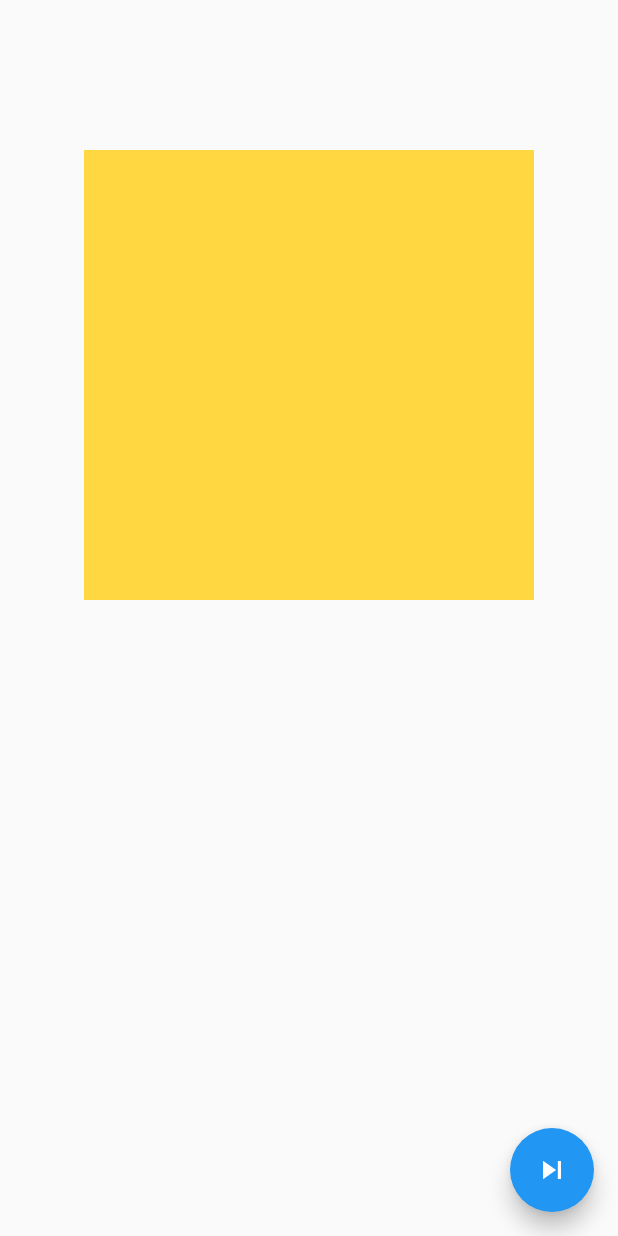
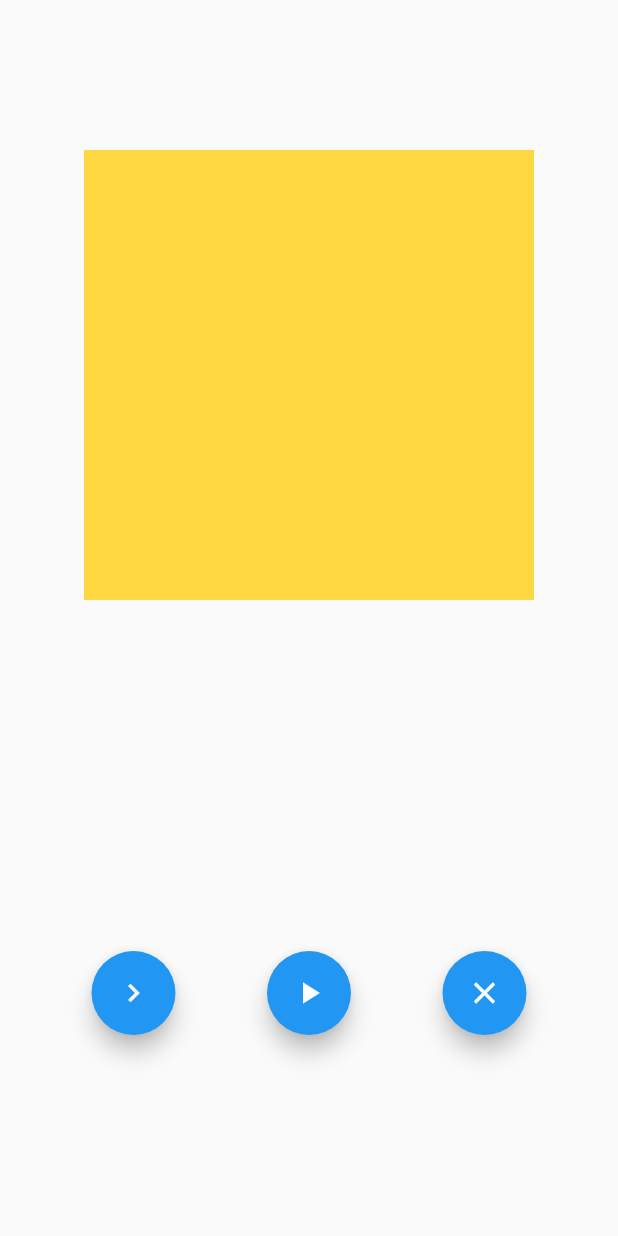
Before and after one commit to drinkthestars/flip-book, a Flutter app: the screen it shows after launch, on a phone screen of 412 x 824 dp. Run offline on Flutter 3.47's test engine with Material 2 defaults, Android fonts, the phone set to English and light mode, and no system bars.

Commit message:
Added row of control buttons to navigate frames, play, and clear

```diff
--- a/draw_flip_book/lib/main.dart
+++ b/draw_flip_book/lib/main.dart
@@ -65,7 +65,7 @@ class _FlipBookPageState extends State<FlipBookPage> {
   List<Offset> points3 = List();
 
   // TODO: Generalize/Scale
-  // For accessing the RenderBos of each frame
+  // For accessing the RenderBox of each frame
   GlobalKey key3 = GlobalKey();
   GlobalKey key2 = GlobalKey();
   GlobalKey key1 = GlobalKey();
@@ -79,9 +79,70 @@ class _FlipBookPageState extends State<FlipBookPage> {
     // fast, so that you can just rebuild anything that needs updating rather
     // than having to individually change instances of widgets.
     return new Scaffold(
-      body: buildGestureDetector(
+      body: _buildGestureDetector(
         context,
-        Stack(
+        Container(
+          child: Column(
+            mainAxisSize: MainAxisSize.min,
+            children: <Widget>[
+              Container(
+                height: 500,
+                child: _framesStack(context),
+              ),
+              Expanded(
+                child: Container(child: _buttonRow()),
+              )
+            ],
+          ),
+        ),
+      ),
+    );
+  }
+
+  Row _buttonRow() {
+    return Row(
+      mainAxisSize: MainAxisSize.max,
+      mainAxisAlignment: MainAxisAlignment.spaceEvenly,
+      children: <Widget>[
+        Container(
+          child: FloatingActionButton(
+            onPressed: () {
+              setState(() {
+                _toggleFramesVisibility();
+              });
+            },
+            child: Icon(Icons.navigate_next),
+          ),
+        ),
+        Container(
+          child: FloatingActionButton(
+            onPressed: () {
+              setState(() {
+                // TODO: loop all the frames in sequence
+              });
+            },
+            child: Icon(Icons.play_arrow),
+          ),
+        ),
+        Container(
+          child: FloatingActionButton(
+            onPressed: () {
+              setState(() {
+                _clear();
+                currentFrame = 3;
+                _isVisible3 = true;
+                _replayFrames = false;
+              });
+            },
+            child: Icon(Icons.clear),
+          ),
+        ),
+      ],
+    );
+  }
+
+  Stack _framesStack(BuildContext context) {
+    return Stack(
       alignment: Alignment.center,
       children: <Widget>[
         // TODO: Generalize/Scale
@@ -91,19 +152,10 @@ class _FlipBookPageState extends State<FlipBookPage> {
         _buildPositionedFrame(
             context, key3, points3, _isVisible3, Colors.amberAccent),
       ],
-        ),
-      ),
-      floatingActionButton: FloatingActionButton(
-          onPressed: () {
-            setState(() {
-              _toggleFramesVisibility();
-            });
-          },
-          child: Icon(Icons.skip_next)),
     );
   }
 
-  GestureDetector buildGestureDetector(BuildContext context, Widget child) {
+  GestureDetector _buildGestureDetector(BuildContext context, Widget child) {
     return GestureDetector(
       onPanDown: (details) {
         setState(() {
@@ -205,4 +257,10 @@ class _FlipBookPageState extends State<FlipBookPage> {
       ),
     );
   }
+
+  void _clear() {
+    points1.clear();
+    points2.clear();
+    points3.clear();
   }
+}
```
Lines whose indentation alone changed are shown as unchanged.
